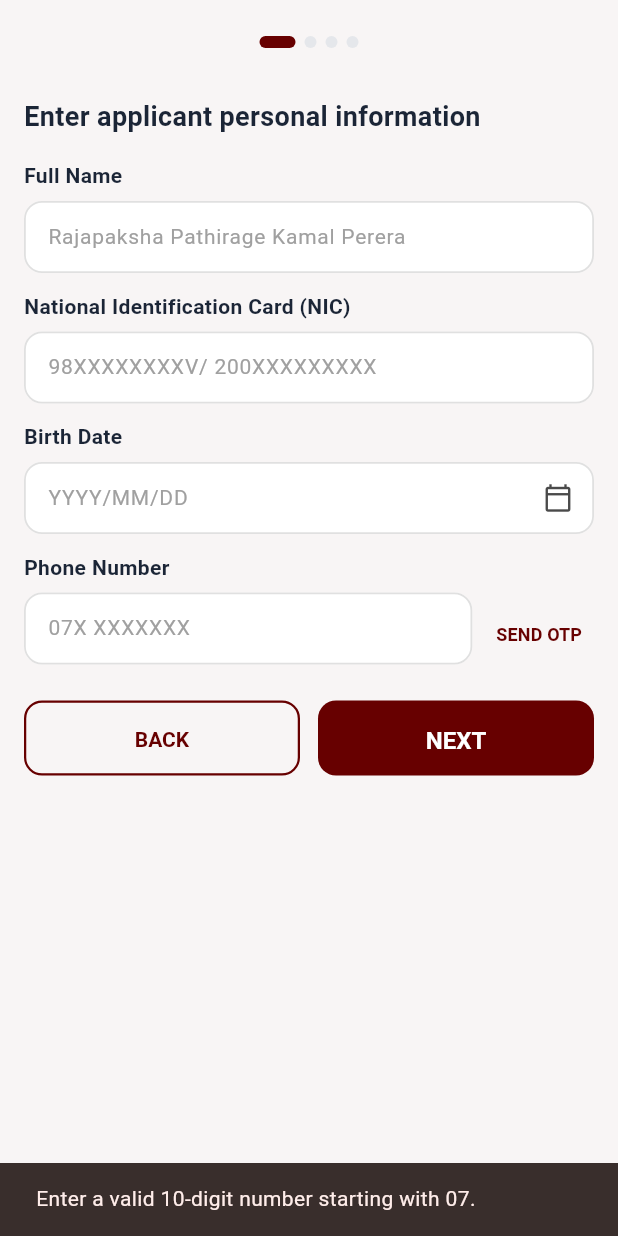
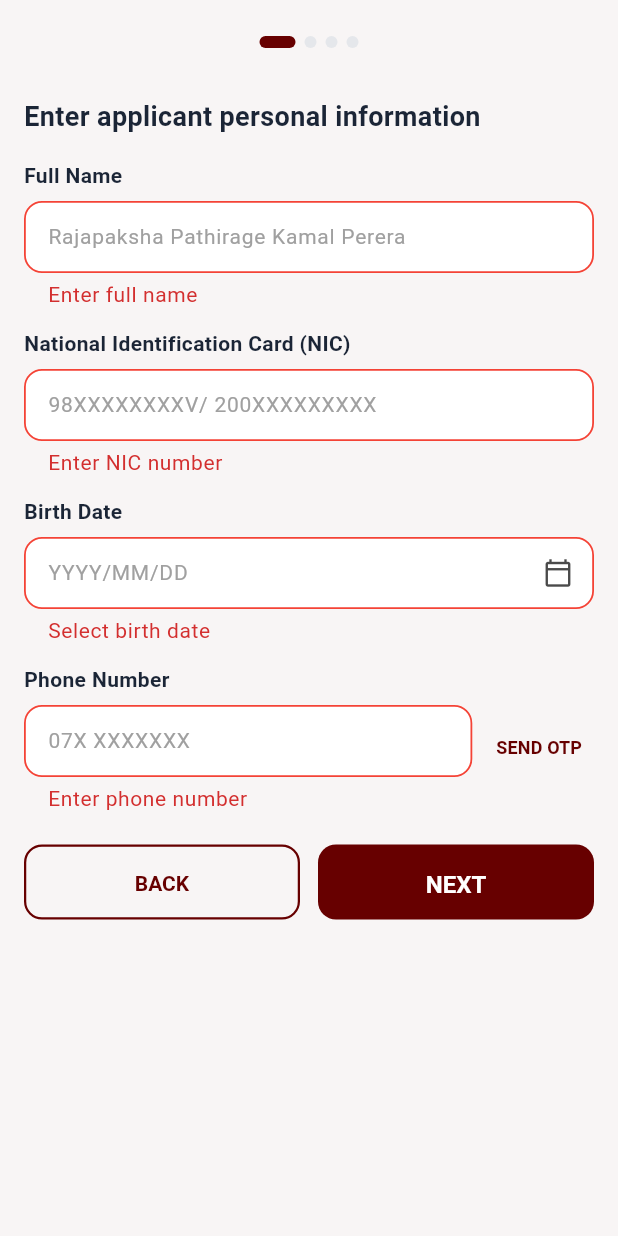
Before and after one commit to SPraneepa/dmt-app, a Flutter app: the ApplicantDetailsScreen screen opened directly, after a tap on "SEND OTP", on a phone screen of 412 x 824 dp. Run offline on Flutter 3.47's test engine with Material 3 defaults, Android fonts, the phone set to English and light mode, and no system bars; our stand-ins replace pdf, printing.

Commit message:
Fix form validation flow for NIC, birth date, and OTP trigger

```diff
--- a/lib/screens/applicant_details_screen.dart
+++ b/lib/screens/applicant_details_screen.dart
@@ -321,10 +321,38 @@ class _ApplicantDetailsScreenState extends State<ApplicantDetailsScreen> {
               TextFormField(
                 controller: _birthDateController,
                 readOnly: true,
+                validator: (v) => (v == null || v.trim().isEmpty)
+                    ? 'Select birth date'
+                    : null,
                 onTap: () async {
+                  final nic = _nicController.text.trim();
+                  final nicRegex = RegExp(r'^([0-9]{9}[vVxX]|[0-9]{12})$');
+
+                  if (nic.isEmpty || !nicRegex.hasMatch(nic)) {
+                    return;
+                  }
+
+                  int initialYear = 2000;
+                  if (nic.length == 10) {
+                    final yearDigits = int.tryParse(nic.substring(0, 2));
+                    if (yearDigits != null) {
+                      initialYear = 1900 + yearDigits;
+                    }
+                  } else if (nic.length == 12) {
+                    final yearDigits = int.tryParse(nic.substring(0, 4));
+                    if (yearDigits != null) {
+                      initialYear = yearDigits;
+                    }
+                  }
+
+                  DateTime defaultDate = DateTime(initialYear, 1, 1);
+                  if (defaultDate.isAfter(DateTime.now())) {
+                    defaultDate = DateTime.now();
+                  }
+
                   DateTime? pickedDate = await showDatePicker(
                     context: context,
-                    initialDate: DateTime(2000),
+                    initialDate: defaultDate,
                     firstDate: DateTime(1930),
                     lastDate: DateTime.now(),
                   );
@@ -406,17 +434,8 @@ class _ApplicantDetailsScreenState extends State<ApplicantDetailsScreen> {
                           )
                         : TextButton(
                             onPressed: () {
-                              final phoneRegex = RegExp(r'^07[0-9]{8}$');
-                              if (phoneRegex.hasMatch(_phoneController.text)) {
+                              if (_formKey.currentState!.validate()) {
                                 _showOtpModal();
-                              } else {
-                                ScaffoldMessenger.of(context).showSnackBar(
-                                  const SnackBar(
-                                    content: Text(
-                                      'Enter a valid 10-digit number starting with 07.',
-                                    ),
-                                  ),
-                                );
                               }
                             },
                             style: TextButton.styleFrom(
```
